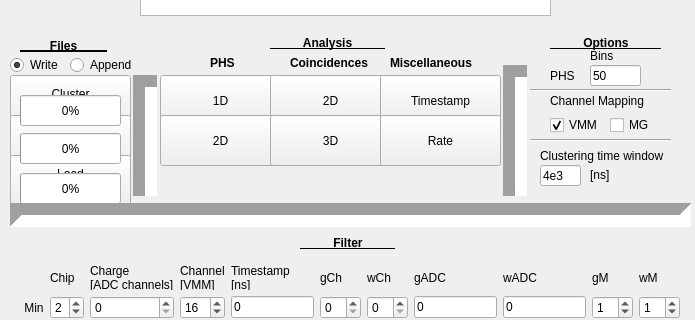
Qt form Windows/mainwindow.ui (ess-dg/MultiGrid24_STF_VMM_measurements) before a commit; both pictures show x 0 to 695 and y 112 to 432 of the 695 by 514 pixel window.
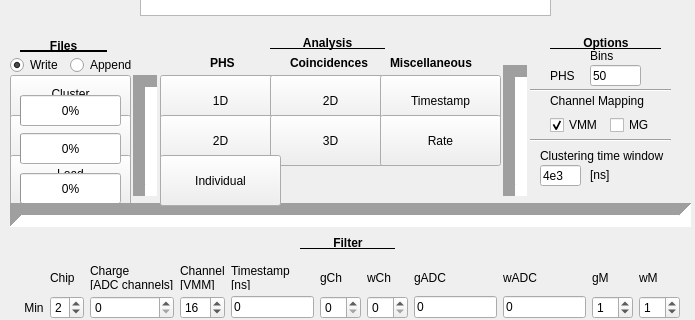
The same form after that commit.

The edit to the form file:
```diff
--- a/Windows/mainwindow.ui
+++ b/Windows/mainwindow.ui
@@ -979,7 +979,7 @@
      <rect>
       <x>550</x>
       <y>210</y>
-      <width>61</width>
+      <width>51</width>
       <height>20</height>
      </rect>
     </property>
@@ -1103,6 +1103,19 @@
      <string>Rate</string>
     </property>
    </widget>
+   <widget class="QPushButton" name="PHS_Individual_button">
+    <property name="geometry">
+     <rect>
+      <x>160</x>
+      <y>250</y>
+      <width>121</width>
+      <height>51</height>
+     </rect>
+    </property>
+    <property name="text">
+     <string>Individual</string>
+    </property>
+   </widget>
   </widget>
   <widget class="QMenuBar" name="menuBar">
    <property name="geometry">
```
